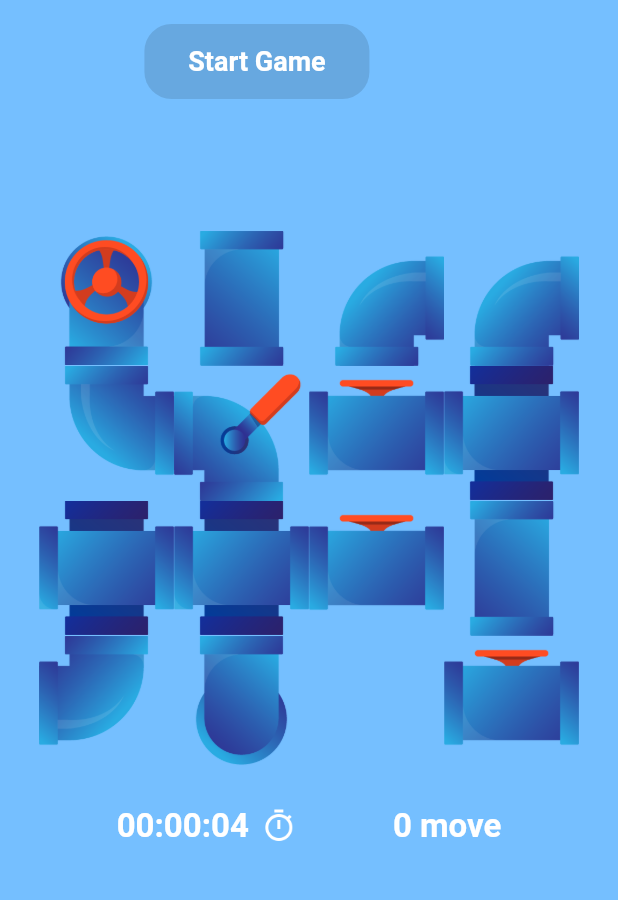
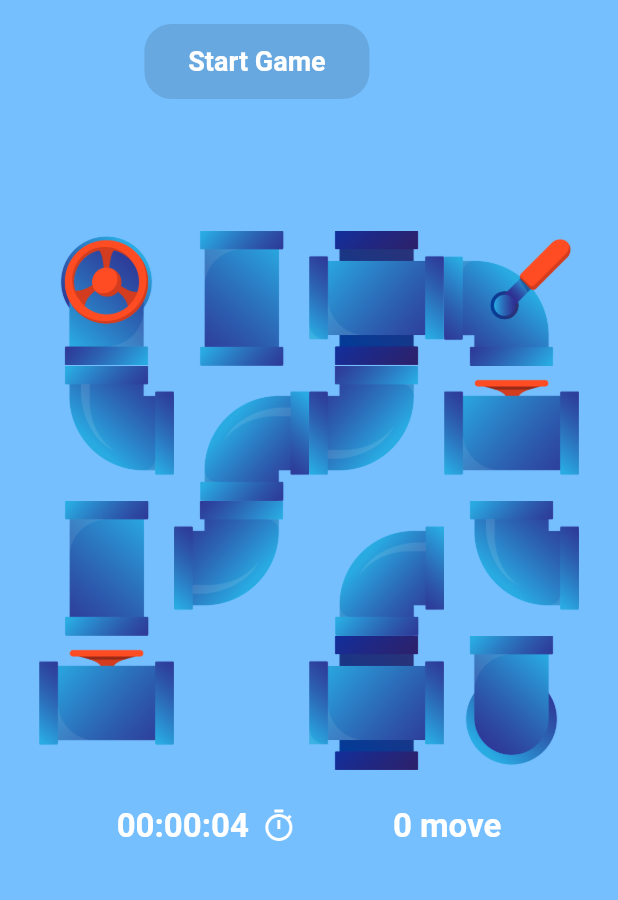
Before and after one commit to Apparence-io/flutter-challenge, a Flutter app: the screen it shows after launch, on a phone screen of 412 x 824 dp, the part 271-1171 px from its top. Run offline on Flutter 3.47's test engine with Material 2 defaults, Android fonts, the phone set to English and light mode, and no system bars; our stand-ins replace confetti, equatable; generated files the repository leaves out were written again.

Commit message:
refactor: rework tile generation

```diff
--- a/lib/src/puzzle/helpers/puzzle_generator.dart
+++ b/lib/src/puzzle/helpers/puzzle_generator.dart
@@ -106,16 +106,18 @@ abstract class PuzzleGenerator {
       }
     }
 
-    // add start on first row
-    var index = rand.nextInt(dimension.width);
+    // add start on first row except second and before last column
+    var index = rand.nextInt(dimension.width - 2);
+    if (index == 1) index = dimension.width - 1;
     tiles.add(
       _generateTile('start', positions[index], dimension, themeFolder),
     );
     positionPicks.remove(index);
 
-    // add end on last row
-    index = (dimension.height - 1) * dimension.width +
-        rand.nextInt(dimension.width);
+    // add end on last row except second and before last column
+    index = rand.nextInt(dimension.width - 2);
+    if (index == 1) index = dimension.width - 1;
+    index += (dimension.height - 1) * dimension.width;
     tiles.add(
       _generateTile('end', positions[index], dimension, themeFolder),
     );
@@ -139,14 +141,13 @@ abstract class PuzzleGenerator {
       'rightBottom',
     ];
     final templatePicks = <String>[];
-    final rounds =
-        (dimension.width * dimension.height / templates.length).ceil();
-    for (var i = 0; i < rounds; i++) {
-      templatePicks.addAll(templates);
-    }
 
     // add remaining tiles
     for (final index in positionPicks) {
+      // refill
+      if (templatePicks.isEmpty) {
+        templatePicks.addAll(templates);
+      }
       final templateIndex = rand.nextInt(templatePicks.length);
       tiles.add(
         _generateTile(
```
